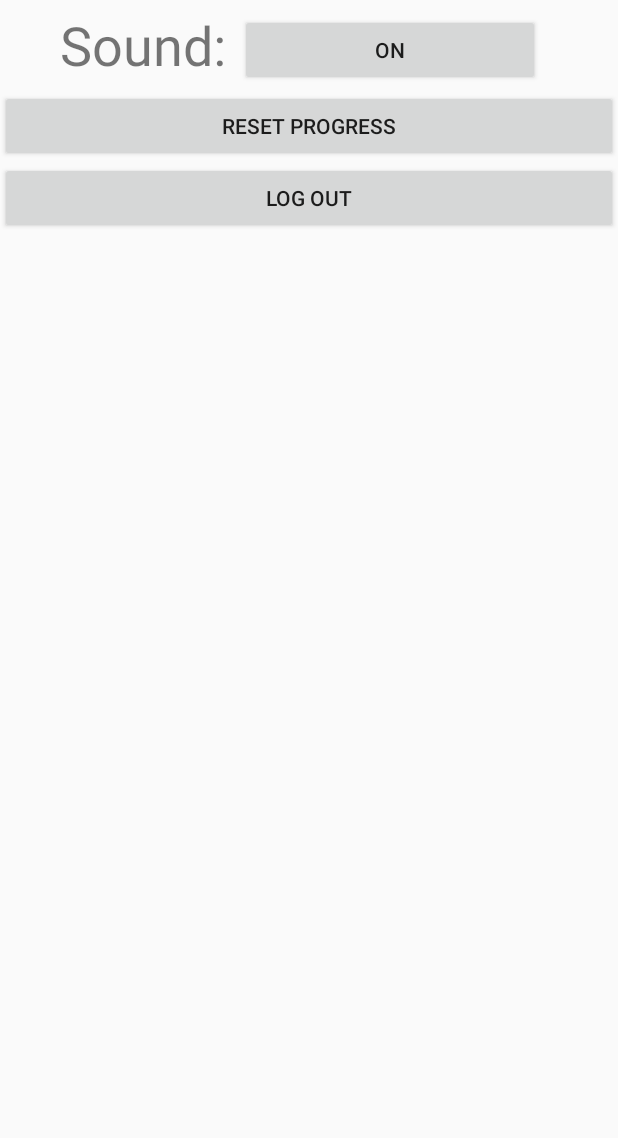
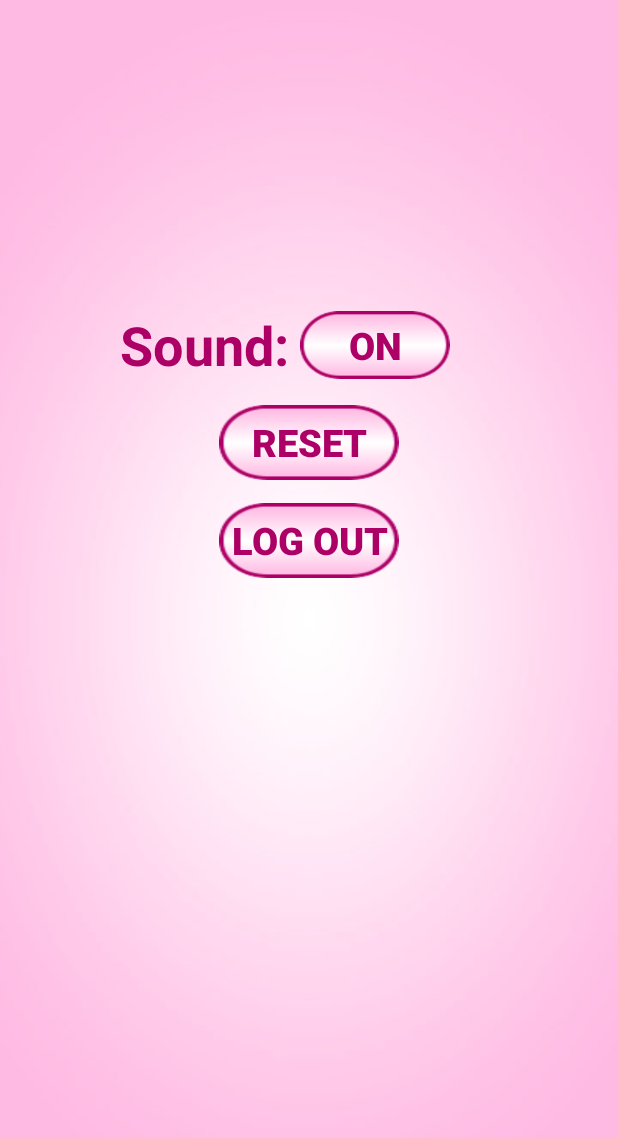
Before and after one commit to mbrya002/Context, an Android app: the SettingScreen screen opened directly, with no data from a screen before it, on a phone screen of 412 x 824 dp. Shown: the top 1138 px of the screen. Run offline under Robolectric (Android 15) with nearby library versions, the phone set to English and light mode, and no system bars.

Commit message:
updated pictures and made look better

```diff
--- a/app/src/main/res/layout/activity_main.xml
+++ b/app/src/main/res/layout/activity_main.xml
@@ -3,12 +3,13 @@
     xmlns:tools="http://schemas.android.com/tools"
     android:layout_width="match_parent"
     android:layout_height="match_parent"
+    android:background="#ffbae3"
+    android:gravity="center"
+    android:orientation="vertical"
     android:paddingBottom="@dimen/activity_vertical_margin"
     android:paddingLeft="@dimen/activity_horizontal_margin"
     android:paddingRight="@dimen/activity_horizontal_margin"
     android:paddingTop="@dimen/activity_vertical_margin"
-    android:orientation="vertical"
-    android:gravity="center"
     tools:context="apps.matts.contextlearning.MainActivity">
 
     <com.google.android.gms.common.SignInButton
--- a/app/src/main/res/layout/activity_setting_screen.xml
+++ b/app/src/main/res/layout/activity_setting_screen.xml
@@ -6,7 +6,12 @@ xmlns:app="http://schemas.android.com/apk/res-auto"
 xmlns:tools="http://schemas.android.com/tools"
 android:layout_width="match_parent"
 android:layout_height="match_parent"
+    android:background="@drawable/blank2"
 tools:context="apps.matts.contextlearning.SettingScreen">
+
+    <Space
+        android:layout_width="80dp"
+        android:layout_height="200dp"/>
 
     <LinearLayout xmlns:android="http://schemas.android.com/apk/res/android"
         android:layout_width="match_parent"
@@ -14,36 +19,65 @@ tools:context="apps.matts.contextlearning.SettingScreen">
         android:orientation="horizontal">
 
         <Space
-            android:layout_width="40dp"
-            android:layout_height="match_parent" />
+            android:layout_width="80dp"
+            android:layout_height="10dp" />
+
 
         <TextView
             android:id="@+id/soundEnableText"
             android:layout_width="120dp"
-            android:layout_height="wrap_content"
+            android:layout_height="60dp"
             android:text="Sound:"
+
+            android:textColor="#ad0066"
+            android:textStyle="bold"
             android:layout_marginTop="5dp"
             android:textSize="36sp" />
 
         <Button
             android:id="@+id/soundToggle"
-            android:layout_width="200dp"
-            android:layout_height="wrap_content"
+            android:layout_width="100dp"
+            android:layout_height="45dp"
+            android:layout_gravity="center"
+            android:textColor="#ad0066"
+            android:textStyle="bold"
+            android:textSize="25dp"
             android:text="On"
+            android:background="@drawable/longbtn"
             android:onClick="soundClick"/>
 
     </LinearLayout>
 
+    <Space
+        android:layout_width="80dp"
+        android:layout_height="10dp" />
+
     <Button
         android:id="@+id/resetProgressbtn"
-        android:layout_width="match_parent"
-        android:layout_height="wrap_content"
-        android:text="Reset Progress" />
+        android:layout_width="120dp"
+        android:layout_height="50dp"
+        android:layout_gravity="center"
+        android:gravity="center"
+        android:background="@drawable/longbtn"
+        android:textColor="#ad0066"
+        android:textStyle="bold"
+        android:textSize="25dp"
+        android:text="Reset" />
+
+    <Space
+        android:layout_width="80dp"
+        android:layout_height="15dp" />
 
     <Button
         android:id="@+id/logoffbtn"
-        android:layout_width="match_parent"
-        android:layout_height="wrap_content"
+        android:layout_width="120dp"
+        android:layout_height="50dp"
+        android:layout_gravity="center"
+        android:background="@drawable/longbtn"
+        android:gravity="center"
+        android:textColor="#ad0066"
+        android:textStyle="bold"
+        android:textSize="25dp"
         android:text="Log Out" />
 
 
```
Also changed, not shown: app/src/main/res/layout/activity_level.xml (+4 -3 lines), app/src/main/res/layout/activity_nav_drawer.xml (+17 -8 lines), app/src/main/res/layout/activity_stageselect.xml (+47 -23 lines), app/src/main/res/layout/dialog_level_select.xml (+45 -9 lines), app/src/main/res/layout/feed_back_dialog.xml (+13 -4 lines), app/src/main/res/drawable/blank.jpg (added), app/src/main/res/drawable/blank2.jpg (added), app/src/main/res/drawable/home3.jpg (added), app/src/main/res/drawable/level.jpg (added), app/src/main/res/drawable/level2.jpg (added), app/src/main/res/drawable/lightbtn.png (added), app/src/main/res/drawable/longbtn.png (added), app/src/main/res/font/chunkfive.otf (added), app/src/main/res/font/test.ttf (added), 1 more files.
